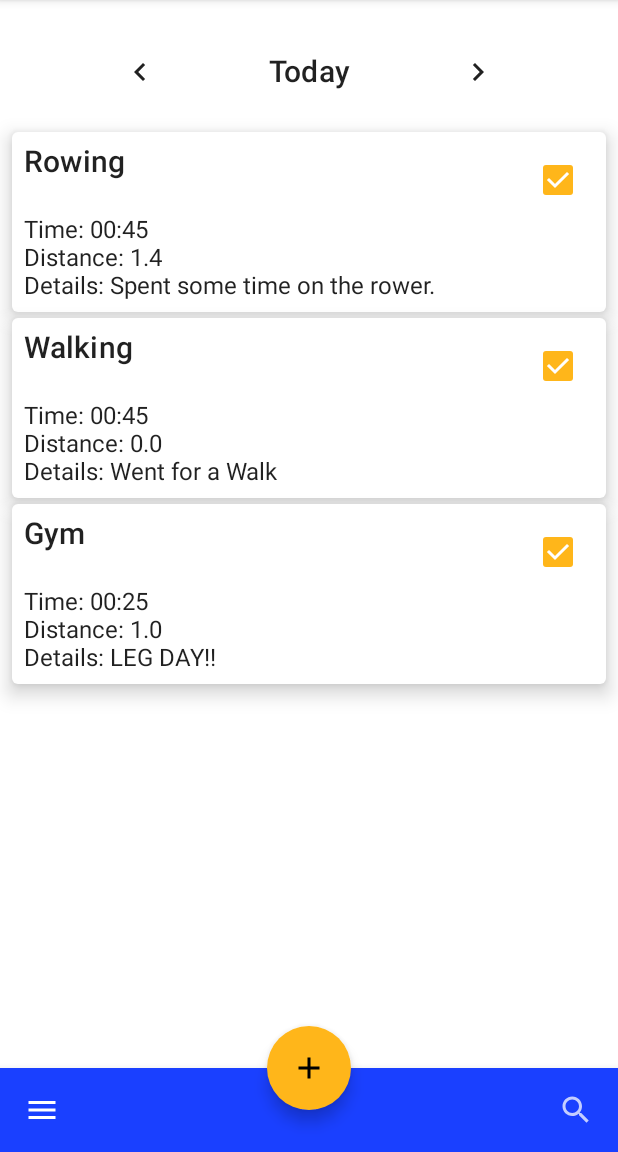
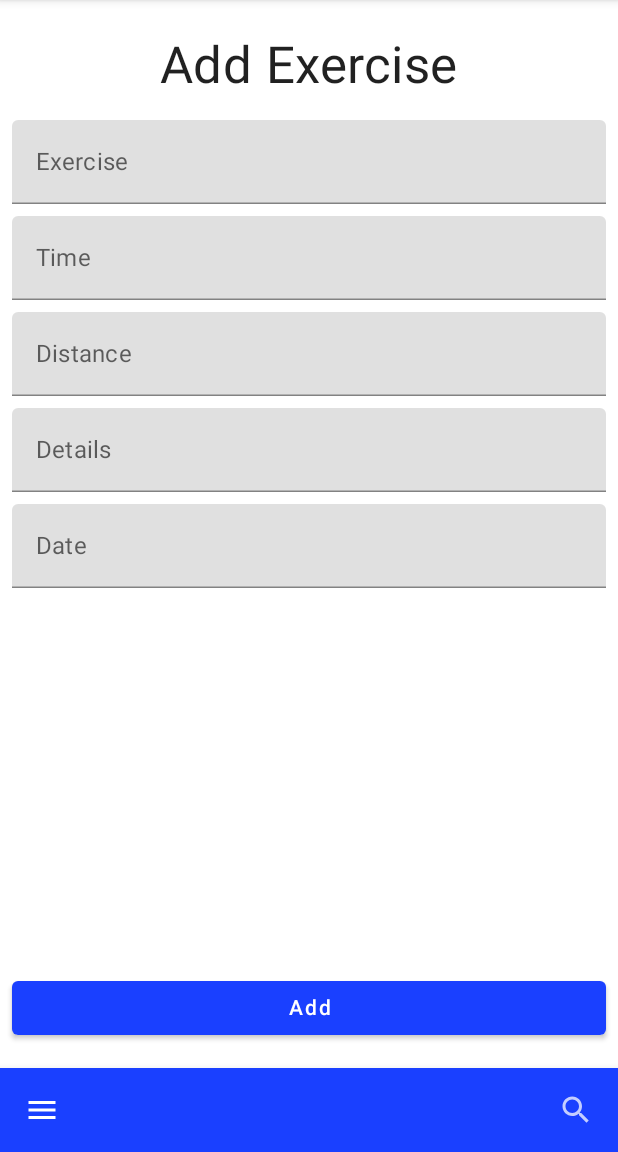
Before and after one commit to helloxmoto11/TrackMyFitness, an Android app built with Jetpack Compose: the screen it shows after launch (MainActivity), on a phone screen of 412 x 824 dp, the part 84-1236 px from its top. Run offline under Robolectric (Android 15) with nearby library versions, the phone set to English and light mode, and no system bars; our stand-ins replace Dagger/Hilt's generated code.

Commit message:
AddEditScreen almost finished

```diff
--- a/app/src/main/java/com/manuelcaravantes/trackmyfitness/MainActivity.kt
+++ b/app/src/main/java/com/manuelcaravantes/trackmyfitness/MainActivity.kt
@@ -4,7 +4,6 @@ import android.os.Bundle
 import androidx.activity.ComponentActivity
 import androidx.activity.compose.setContent
 import androidx.compose.foundation.layout.Spacer
-import androidx.compose.foundation.layout.padding
 import androidx.compose.material.*
 import androidx.compose.material.icons.Icons
 import androidx.compose.material.icons.filled.Add
@@ -12,10 +11,10 @@ import androidx.compose.material.icons.filled.Menu
 import androidx.compose.material.icons.filled.Search
 import androidx.compose.runtime.Composable
 import androidx.compose.runtime.CompositionLocalProvider
-import androidx.compose.runtime.rememberCoroutineScope
 import androidx.compose.ui.Modifier
 import androidx.compose.ui.tooling.preview.Preview
-import com.manuelcaravantes.trackmyfitness.ui.main.MainScreen
+import com.manuelcaravantes.trackmyfitness.ui.addexercise.AddExerciseScreen
+import com.manuelcaravantes.trackmyfitness.ui.components.ScreenScaffold
 import com.manuelcaravantes.trackmyfitness.ui.theme.TrackMyFitnessTheme
 import dagger.hilt.android.AndroidEntryPoint
 import kotlinx.coroutines.CoroutineScope
@@ -42,20 +41,8 @@ class MainActivity : ComponentActivity() {
 @ExperimentalMaterialApi
 @Composable
 fun MainLayout() {
-    val scaffoldState = rememberScaffoldState()
-    val scope = rememberCoroutineScope()
-    Scaffold(
-        scaffoldState = scaffoldState,
-        topBar = { TopBar() },
-        bottomBar = { BottomBar(scaffoldState, scope) },
-        floatingActionButton = { Fab() },
-        isFloatingActionButtonDocked = true,
-        floatingActionButtonPosition = FabPosition.Center,
-        drawerContent = {}
-    ) {
-        MainScreen(Modifier.padding(it))
-    }
 
+    ScreenScaffold(screen = { AddExerciseScreen(it) }, showFab = false)
 
 }
 
--- a/app/src/main/java/com/manuelcaravantes/trackmyfitness/ui/addexercise/AddExerciseScreen.kt
+++ b/app/src/main/java/com/manuelcaravantes/trackmyfitness/ui/addexercise/AddExerciseScreen.kt
@@ -1,9 +1,80 @@
 package com.manuelcaravantes.trackmyfitness.ui.addexercise
 
-import androidx.compose.runtime.Composable
+import androidx.compose.foundation.layout.*
+import androidx.compose.material.Button
+import androidx.compose.material.MaterialTheme
+import androidx.compose.material.Text
+import androidx.compose.material.TextField
+import androidx.compose.runtime.*
+import androidx.compose.ui.Alignment
+import androidx.compose.ui.Modifier
+import androidx.compose.ui.text.style.TextAlign
+import androidx.compose.ui.tooling.preview.Preview
+import androidx.compose.ui.unit.dp
+import com.manuelcaravantes.trackmyfitness.ui.theme.TrackMyFitnessTheme
 
 
 @Composable
-fun AddExerciseScreen() {
+fun AddExerciseScreen(
+    modifier: Modifier = Modifier,
+    addExerciseScreenViewModel: AddExerciseScreenViewModel? = null,
+    update: Boolean = false
+) {
+    Column(
+        modifier = modifier
+            .fillMaxSize()
+            .padding(8.dp)
+    ) {
+        Text(
+            text = if (update) "Update Exercise" else "Add Exercise",
+            style = MaterialTheme.typography.h4,
+            modifier = Modifier
+                .align(Alignment.CenterHorizontally)
+                .padding(vertical = 16.dp)
+        )
+        TextInputRow("Exercise")
+        TextInputRow("Time")
+        TextInputRow("Distance")
+        TextInputRow("Details")
+        TextInputRow("Date")
+        Spacer(modifier = Modifier.weight(1f, true))
+        Button(
+            onClick = { /*TODO*/ },
+            Modifier.padding(vertical = 8.dp)
+        ) {
+            Text(
+                text = if (update) "Update" else "Add",
+                textAlign = TextAlign.Center,
+                modifier = Modifier
+                    .fillMaxWidth()
+                    .padding(0.dp)
+            )
+        }
+    }
+}
 
+@Composable
+fun TextInputRow(hint: String = "put hint here") {
+
+    var text by remember {
+        mutableStateOf("")
+    }
+    TextField(
+        value = text,
+        onValueChange = { text = it },
+        label = { Text(text = hint) },
+        modifier = Modifier
+            .fillMaxWidth()
+            .padding(bottom = 8.dp)
+
+
+    )
 }
+
+@Preview(showBackground = true)
+@Composable
+fun PreviewAddExerciseScreen() {
+    TrackMyFitnessTheme() {
+        AddExerciseScreen()
+    }
+}
--- a/app/src/main/java/com/manuelcaravantes/trackmyfitness/ui/addexercise/AddExerciseScreenViewModel.kt
+++ b/app/src/main/java/com/manuelcaravantes/trackmyfitness/ui/addexercise/AddExerciseScreenViewModel.kt
@@ -1,12 +1,13 @@
 package com.manuelcaravantes.trackmyfitness.ui.addexercise
 
 import androidx.lifecycle.ViewModel
+import com.manuelcaravantes.trackmyfitness.data.model.FakeExerciseRepository
 import dagger.hilt.android.lifecycle.HiltViewModel
 import javax.inject.Inject
 
 @HiltViewModel
 class AddExerciseScreenViewModel @Inject constructor(
-
+    private val repository: FakeExerciseRepository
 ) : ViewModel() {
 
 }
--- /dev/null
+++ b/app/src/main/java/com/manuelcaravantes/trackmyfitness/ui/components/BaseScaffold.kt
@@ -0,0 +1,39 @@
+package com.manuelcaravantes.trackmyfitness.ui.components
+
+import androidx.compose.foundation.layout.padding
+import androidx.compose.material.ExperimentalMaterialApi
+import androidx.compose.material.FabPosition
+import androidx.compose.material.Scaffold
+import androidx.compose.material.rememberScaffoldState
+import androidx.compose.runtime.Composable
+import androidx.compose.runtime.rememberCoroutineScope
+import androidx.compose.ui.Modifier
+import androidx.compose.ui.res.stringResource
+import com.manuelcaravantes.trackmyfitness.BottomBar
+import com.manuelcaravantes.trackmyfitness.Fab
+import com.manuelcaravantes.trackmyfitness.R
+import com.manuelcaravantes.trackmyfitness.TopBar
+
+
+@ExperimentalMaterialApi
+@Composable
+fun ScreenScaffold(
+    screenName: String = stringResource(id = R.string.app_name),
+    screen: @Composable (Modifier) -> Unit,
+    showFab: Boolean = true
+) {
+    val scaffoldState = rememberScaffoldState()
+    val scope = rememberCoroutineScope()
+    Scaffold(
+        scaffoldState = scaffoldState,
+        topBar = { TopBar() },
+        bottomBar = { BottomBar(scaffoldState, scope) },
+        floatingActionButton = { if (showFab) Fab() },
+        isFloatingActionButtonDocked = true,
+        floatingActionButtonPosition = FabPosition.Center,
+        drawerContent = {}
+    ) {
+        screen(Modifier.padding(it))
+
+    }
+}
--- a/app/src/main/java/com/manuelcaravantes/trackmyfitness/ui/main/MainScreenViewModel.kt
+++ b/app/src/main/java/com/manuelcaravantes/trackmyfitness/ui/main/MainScreenViewModel.kt
@@ -14,10 +14,10 @@ import javax.inject.Inject
 
 @HiltViewModel
 class MainScreenViewModel @Inject constructor(
-    private val workoutRepository: FakeExerciseRepository
+    private val repository: FakeExerciseRepository
 ) : ViewModel() {
 
-    val exercises = workoutRepository.exercises
+    val exercises = repository.exercises
 
     private val _date = MutableLiveData(LocalDate.now())
     private val _stringDate = MutableLiveData(TODAY)
@@ -59,7 +59,7 @@ class MainScreenViewModel @Inject constructor(
 
     private fun setWorkouts(date: LocalDate) {
         viewModelScope.launch {
-            workoutRepository.getExercises(date)
+            repository.getExercises(date)
         }
     }
 }
```
